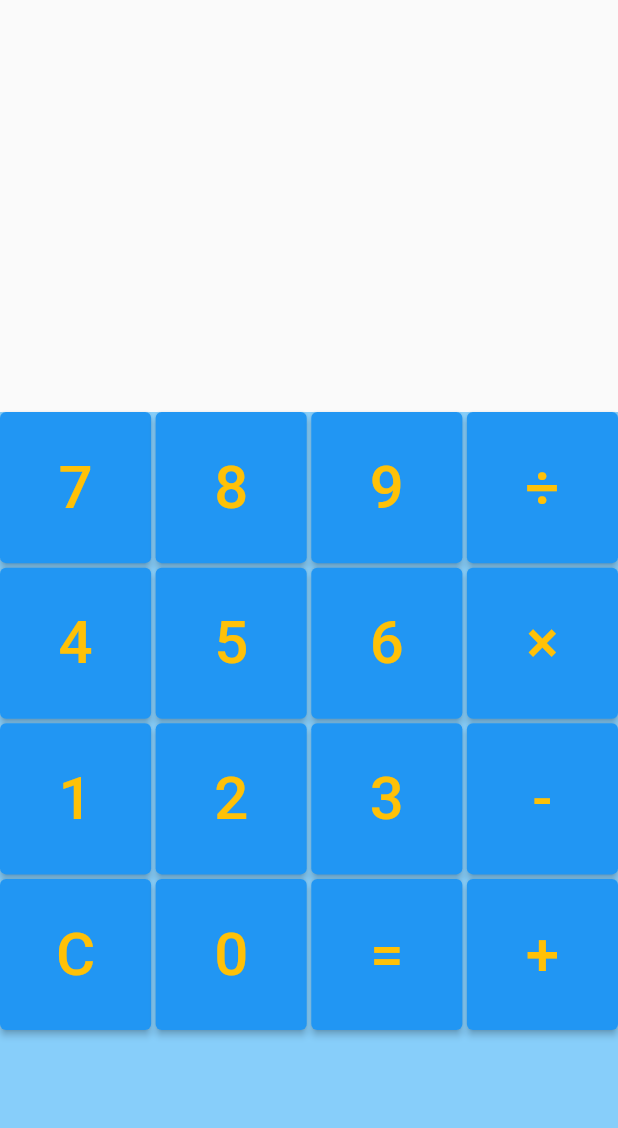
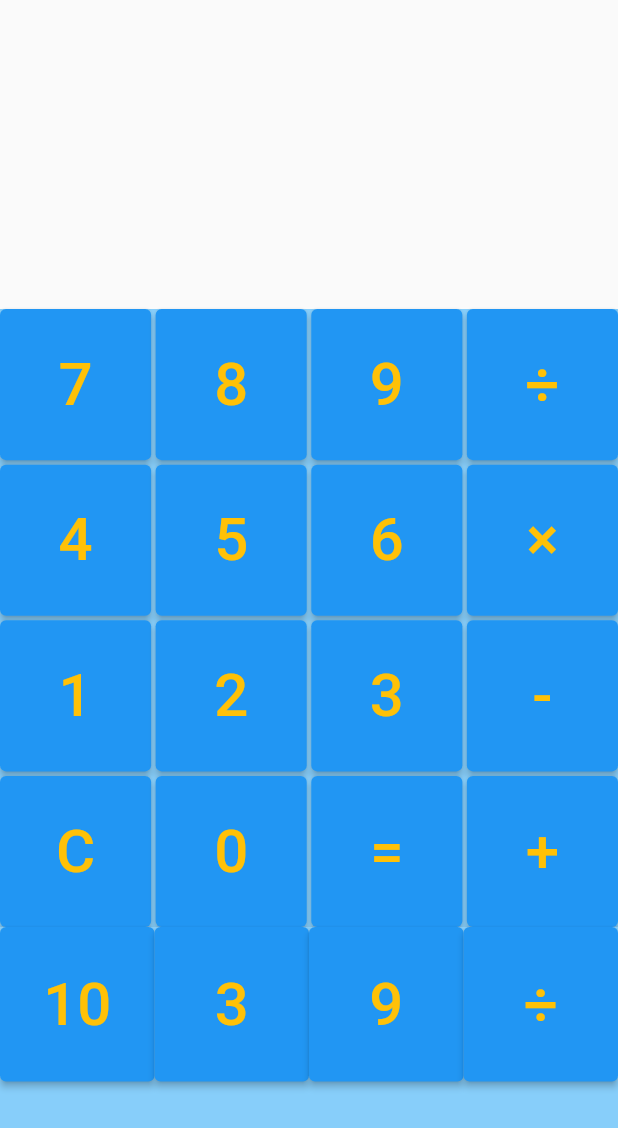
Before and after one commit to rikoniko/calculator-app, a Flutter app: the screen it shows after launch, on a phone screen of 412 x 824 dp. Shown: the top 1128 px of the screen. Run offline on Flutter 3.47's test engine with Material 2 defaults, Android fonts, the phone set to English and light mode, and no system bars.

Commit message:
add 割引計算のためのレイアウト作成中

```diff
--- a/lib/calculation.dart
+++ b/lib/calculation.dart
@@ -12,6 +12,7 @@ class Calculator{
       op.add(letter);
       //String型からdouble型に変換
       number.add(double.parse(buffer));
+
       print('number:$number');
       buffer = '';
     } // C
@@ -33,39 +34,39 @@ class Calculator{
     double tmp;
     double result=0.0;
     number.add(double.parse(buffer));
-    if (number.length == 0)
-      return '0';
+    if ((number.length == 0)&&(op[0]=='-')) {
+        number[0]=0;
+      //return '0';
+    }
 
-    for(var i=0;i<op.length;i++) {
+    for (var i = 0; i < op.length; i++) {
       switch (op[i]) {
         case '×':
-           tmp=number[i]*number[i + 1];
-           number[i]=0.0;
-           number[i+1]=tmp;
+          tmp = number[i] * number[i + 1];
+          number[i] = 0.0;
+          number[i + 1] = tmp;
           break;
         case '÷':
-          tmp=number[i]/number[i + 1];
-          number[i]=0.0;
-          number[i+1]=tmp;
+          tmp = number[i] / number[i + 1];
+          number[i] = 0.0;
+          number[i + 1] = tmp;
           break;
         case '-':
-          number[i + 1] =number[i + 1]*-1.0;
+          number[i + 1] = number[i + 1] * -1.0;
           break;
       }
     }
 
     //最後に全て足す
-    for(double num in number){
-      result+=num;
+    for (double num in number) {
+      result += num;
     }
     //print('結果：$result');
-
     number.clear();
     op.clear();
     buffer = '';
 
     var resultStr = result.toString().split('.');
     return resultStr[1] == '0' ? resultStr[0] : result.toString();
-
   }
 }
--- a/lib/main.dart
+++ b/lib/main.dart
@@ -30,8 +30,9 @@ class MainPage extends StatelessWidget{
         body: Column(
           mainAxisAlignment: MainAxisAlignment.start,
           children: [
-              TextField(),
-              Keyboard(),
+            TextField(),
+            KeyButton(),
+            DiscountButton(),
           ],
         )
     );
@@ -94,7 +95,7 @@ class TextFiledState extends State<TextField> {
 }
 
 //キーボタン
-class Keyboard extends StatelessWidget {
+class KeyButton extends StatelessWidget {
   final list=[
     '7', '8', '9', '÷',
     '4', '5', '6', '×',
@@ -148,3 +149,32 @@ class Button extends StatelessWidget {
     );
   }
 }
+
+//割引ボタンの表示
+class DiscountButton extends StatelessWidget{
+  final list=[
+    '10', '3', '9', '÷',
+  ];
+
+  @override
+  Widget build(BuildContext context) {
+    return Expanded(
+        flex: 1,
+        child: Center(
+            child: Container(
+              color: const Color(0xff87cefa),
+              child: GridView.count(
+                crossAxisCount: 4,
+                //mainAxisSpacing: 3.0,
+                //crossAxisSpacing: 3.0,
+                children: list.map((key) {
+                  return GridTile(
+                    child: Button(key),
+                  );
+                }).toList(),
+              ),
+            )
+        )
+    );
+  }
+}
```
